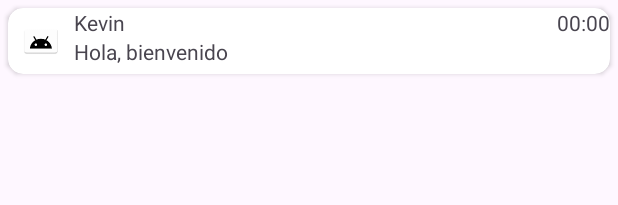
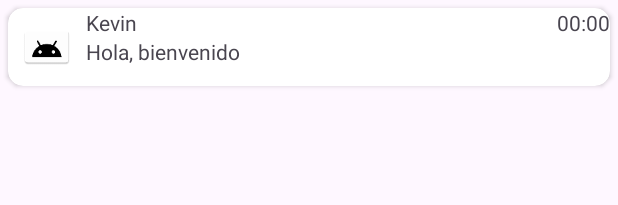
Before and after one commit to plestau/MeetMyPet, an Android app: the layout item_mensaje.xml on its own in the app's theme, with its tools: preview values and no code run, on a phone screen of 412 x 824 dp. Shown: the top 205 px of the screen. Run offline under Robolectric (Android 15) with nearby library versions, the phone set to English and light mode, and no system bars.

Commit message:
chats terminados 1.0

```diff
--- a/app/src/main/java/com/example/trabajo_final/ChatPrivado.kt
+++ b/app/src/main/java/com/example/trabajo_final/ChatPrivado.kt
@@ -86,6 +86,11 @@ class ChatPrivado : AppCompatActivity() {
                 val idChatPrivado = intent.getStringExtra("idChatPrivado") ?: ""
                 val tituloAnuncio = intent.getStringExtra("tituloAnuncio") ?: ""
 
+                val fotoPerfilReceptor = findViewById<ImageView>(R.id.fotoPerfilReceptor)
+                val nombreReceptor = findViewById<TextView>(R.id.nombreReceptor)
+                nombreReceptor.text = nombreEmisor
+                Glide.with(this@ChatPrivado).load(urlAvatar).transform(CircleCrop()).placeholder(Utilidades.animacion_carga(this@ChatPrivado)).into(fotoPerfilReceptor)
+
                 // Verificar si ya existe un chat privado
                 val chatPrivadoRef = FirebaseDatabase.getInstance().getReference("app/chats_privados/$idChatPrivado")
                 chatPrivadoRef.addListenerForSingleValueEvent(object : ValueEventListener {
--- a/app/src/main/java/com/example/trabajo_final/SelectorChats.kt
+++ b/app/src/main/java/com/example/trabajo_final/SelectorChats.kt
@@ -49,7 +49,7 @@ class SelectorChats : AppCompatActivity() {
 
         // carga el último mensaje y la url de la imagen de usuario del chat público
         val database = FirebaseDatabase.getInstance().getReference("app/chat_publico")
-        database.addListenerForSingleValueEvent(object : ValueEventListener {
+        database.addValueEventListener(object : ValueEventListener {
             override fun onDataChange(dataSnapshot: DataSnapshot) {
                 val ultimoMensaje = dataSnapshot.children.lastOrNull()?.getValue(MensajePublico::class.java)
                 findViewById<TextView>(R.id.tv_last_public_message).text = ultimoMensaje?.contenido
--- a/app/src/main/res/layout/activity_selector_chats.xml
+++ b/app/src/main/res/layout/activity_selector_chats.xml
@@ -58,7 +58,7 @@
         android:id="@+id/tituloChatPrivado"
         android:layout_width="wrap_content"
         android:layout_height="wrap_content"
-        android:text="Chat Privado"
+        android:text="Chats Privados"
         app:layout_constraintTop_toBottomOf="@+id/cardViewPublicChat"
         app:layout_constraintStart_toStartOf="parent"
         app:layout_constraintEnd_toEndOf="parent" />
--- a/app/src/main/res/layout/item_mensaje.xml
+++ b/app/src/main/res/layout/item_mensaje.xml
@@ -17,8 +17,8 @@
             android:padding="10sp">
             <ImageView
                 android:id="@+id/fotoPerfilMensaje"
-                android:layout_width="24sp"
-                android:layout_height="24sp"
+                android:layout_width="32sp"
+                android:layout_height="32sp"
                 android:src="@mipmap/ic_launcher" />
         </LinearLayout>
         <LinearLayout
```
